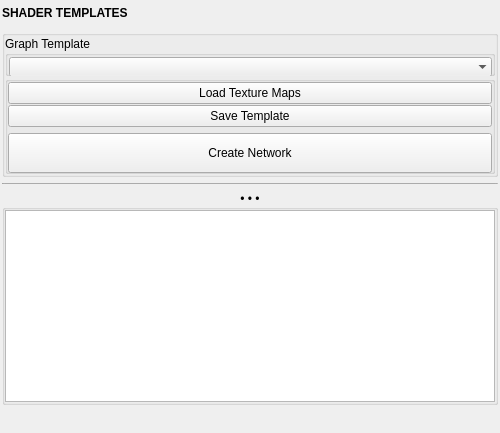
Qt form mayatk/mat_utils/shader_templates/shader_templates.ui (m3trik/mayatk) before a commit.
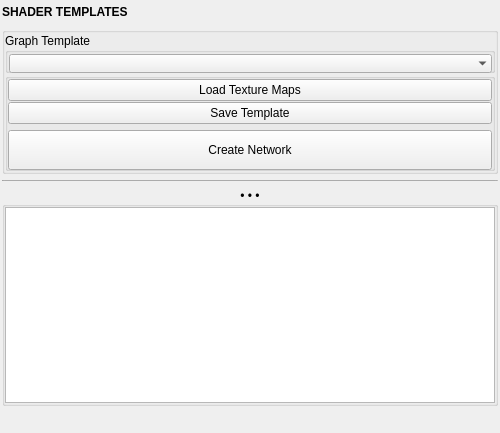
The same form after that commit. Custom widgets are drawn as their Qt base class.

The edit to the form file:
```diff
--- a/mayatk/mat_utils/shader_templates/shader_templates.ui
+++ b/mayatk/mat_utils/shader_templates/shader_templates.ui
@@ -58,13 +58,13 @@
         <property name="minimumSize">
          <size>
           <width>0</width>
-          <height>22</height>
+          <height>19</height>
          </size>
         </property>
         <property name="maximumSize">
          <size>
           <width>999</width>
-          <height>22</height>
+          <height>19</height>
          </size>
         </property>
         <property name="font">
@@ -152,13 +152,13 @@
               <property name="minimumSize">
                <size>
                 <width>0</width>
-                <height>20</height>
+                <height>19</height>
                </size>
               </property>
               <property name="maximumSize">
                <size>
                 <width>999</width>
-                <height>20</height>
+                <height>19</height>
                </size>
               </property>
               <property name="toolTip">
@@ -219,7 +219,7 @@
               <property name="minimumSize">
                <size>
                 <width>200</width>
-                <height>20</height>
+                <height>19</height>
                </size>
               </property>
               <property name="maximumSize">
@@ -244,7 +244,7 @@
               <property name="minimumSize">
                <size>
                 <width>200</width>
-                <height>20</height>
+                <height>19</height>
                </size>
               </property>
               <property name="maximumSize">
@@ -353,13 +353,13 @@
         <property name="minimumSize">
          <size>
           <width>0</width>
-          <height>20</height>
+          <height>19</height>
          </size>
         </property>
         <property name="maximumSize">
          <size>
           <width>16777215</width>
-          <height>20</height>
+          <height>19</height>
          </size>
         </property>
        </widget>
```
